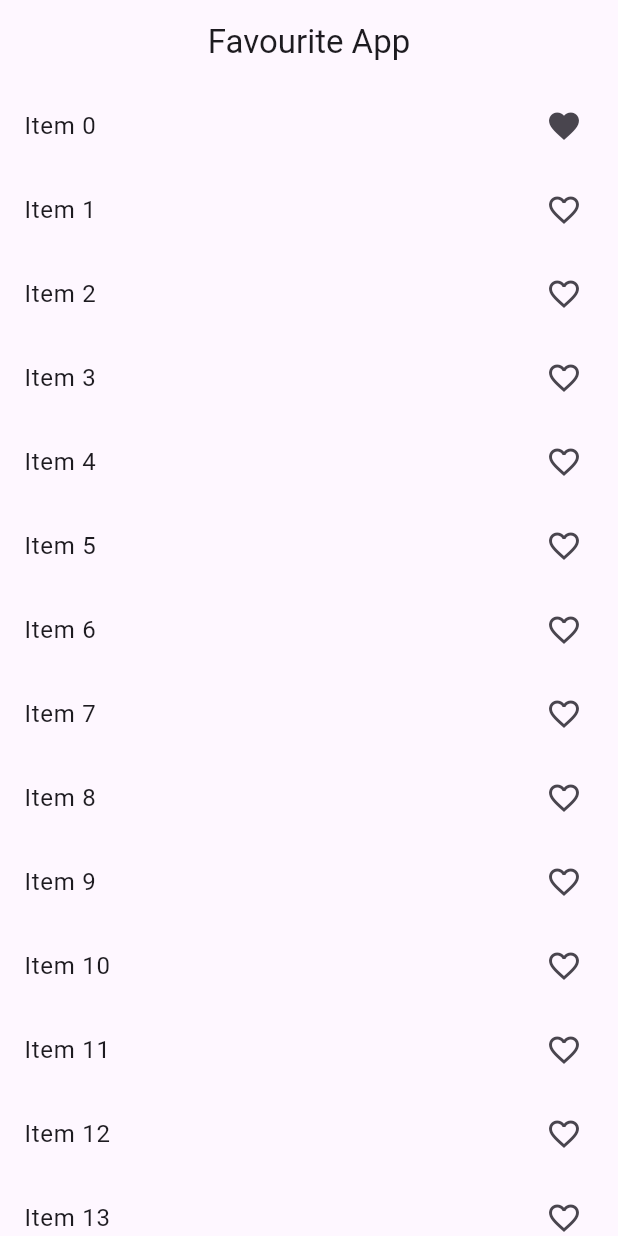
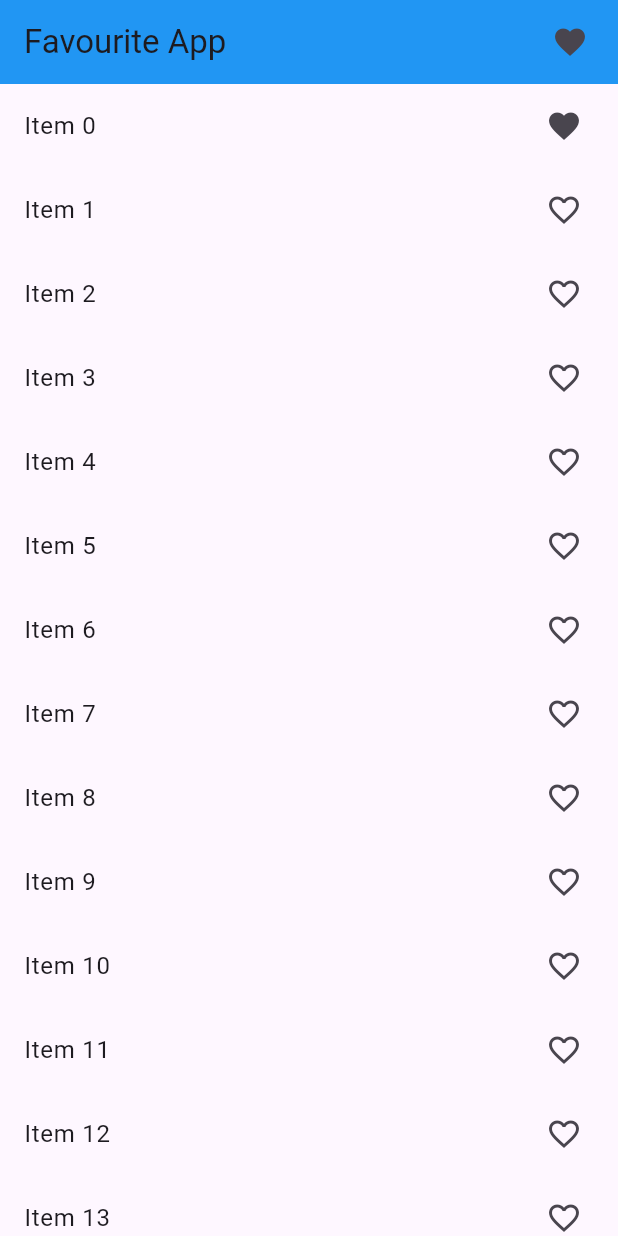
Before and after one commit to Imtiaz16041997/provider_state, a Flutter app: the screen it shows after launch, after a tap on an icon or button, on a phone screen of 412 x 824 dp. Run offline on Flutter 3.47's test engine with Material 3 defaults, Android fonts, the phone set to English and light mode, and no system bars.

Commit message:
Provider merge with Favourite List 2

```diff
--- a/lib/provider/favourite_provider.dart
+++ b/lib/provider/favourite_provider.dart
@@ -11,5 +11,10 @@ class FavouriteProvider with ChangeNotifier {
     notifyListeners();
   }
 
+  void removeItem(int value){
+    _selectedItem.remove(value);
+    notifyListeners();
+  }
+
 
 }
--- a/lib/view/favourite_screen.dart
+++ b/lib/view/favourite_screen.dart
@@ -1,6 +1,6 @@
 import 'package:flutter/material.dart';
 import 'package:provider/provider.dart';
-
+import 'package:provider_state/view/favourite_list_view.dart';
 import '../provider/favourite_provider.dart';
 
 class FavouriteView extends StatefulWidget {
@@ -23,8 +23,16 @@ class _FavouriteViewState extends State<FavouriteView> {
     return Scaffold(
       appBar: AppBar(
         title: Text('Favourite App'),
-        centerTitle: true,
+        backgroundColor: Colors.blue,
         automaticallyImplyLeading: false,
+        actions: [
+          InkWell(
+            onTap: (){
+            Navigator.push(context, MaterialPageRoute(builder: (context) => FavouriteListView()));
+            },
+            child: Icon(Icons.favorite)),
+          SizedBox(width: 20,)
+        ],
       ),
       body: Column(
         children: [
@@ -35,7 +43,12 @@ class _FavouriteViewState extends State<FavouriteView> {
                 return Consumer<FavouriteProvider>(builder: (context,value,child){
                   return  ListTile(
                     onTap: (){
-                      value.addItem(index);
+                      if(value.selectedItem.contains(index)){
+                        value.removeItem(index);
+                      }else {
+                        value.addItem(index);
+                      }
+
                     },
                     title: Text('Item '+index.toString()),
                     trailing: (value.selectedItem.contains(index) ? Icon(Icons.favorite) : Icon(Icons.favorite_border_outlined)),
```
Also changed, not shown: lib/view/favourite_list_view.dart (added, +50 -0 lines).
